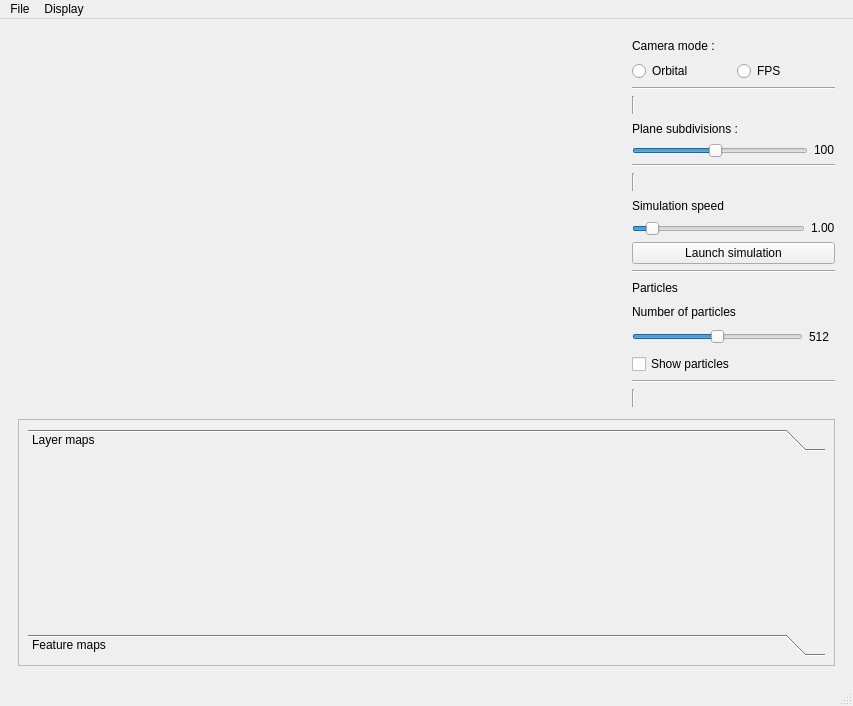
Before: the Qt Designer form ui/ui/mainwindow.ui in binaryHips/Projet3D, drawn with Qt 5.
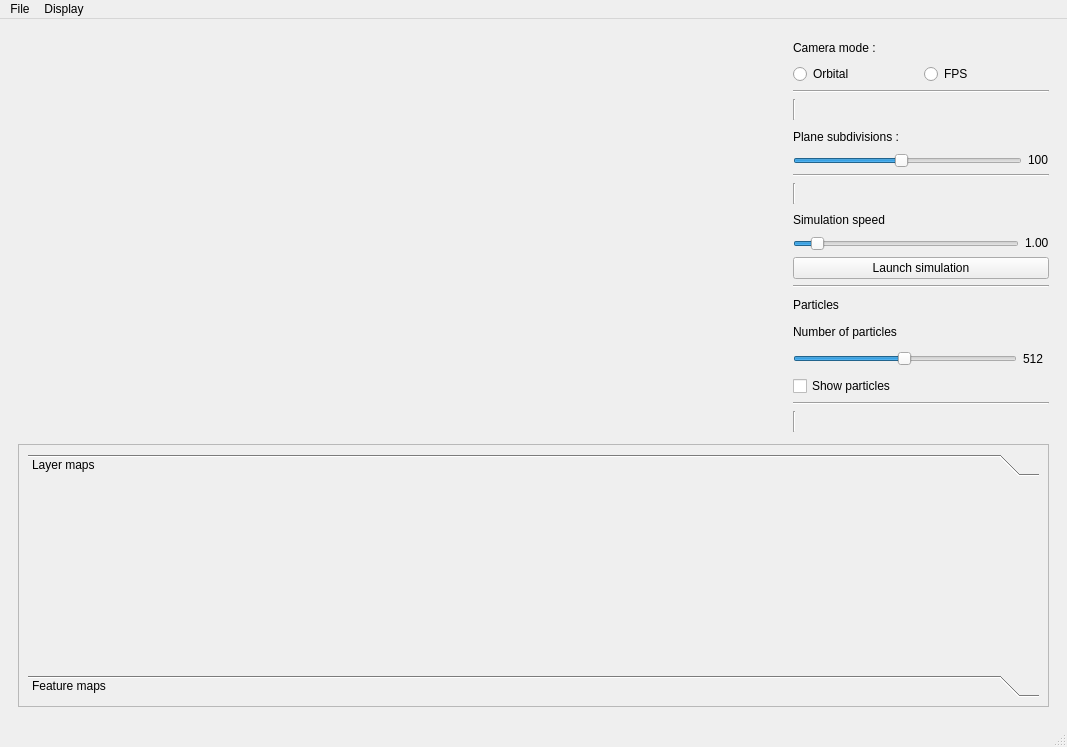
After: the same form once the commit is applied. Custom widgets are drawn as their Qt base class.

Commit message: process display

```diff
--- a/ui/ui/mainwindow.ui
+++ b/ui/ui/mainwindow.ui
@@ -6,8 +6,8 @@
    <rect>
     <x>0</x>
     <y>0</y>
-    <width>853</width>
-    <height>706</height>
+    <width>1067</width>
+    <height>747</height>
    </rect>
   </property>
   <property name="windowTitle">
@@ -298,8 +298,8 @@
             <rect>
              <x>0</x>
              <y>0</y>
-             <width>815</width>
-             <height>243</height>
+             <width>1029</width>
+             <height>259</height>
             </rect>
            </property>
            <layout class="QVBoxLayout" name="verticalLayout_3">
@@ -313,8 +313,8 @@
                 <rect>
                  <x>0</x>
                  <y>0</y>
-                 <width>797</width>
-                 <height>161</height>
+                 <width>1011</width>
+                 <height>177</height>
                 </rect>
                </property>
                <attribute name="label">
@@ -641,7 +641,7 @@
     <rect>
      <x>0</x>
      <y>0</y>
-     <width>853</width>
+     <width>1067</width>
      <height>23</height>
     </rect>
    </property>
```
Left out of the diff: 4 changed lines with no effect on the pictures. The commit also changes 2 other files.
